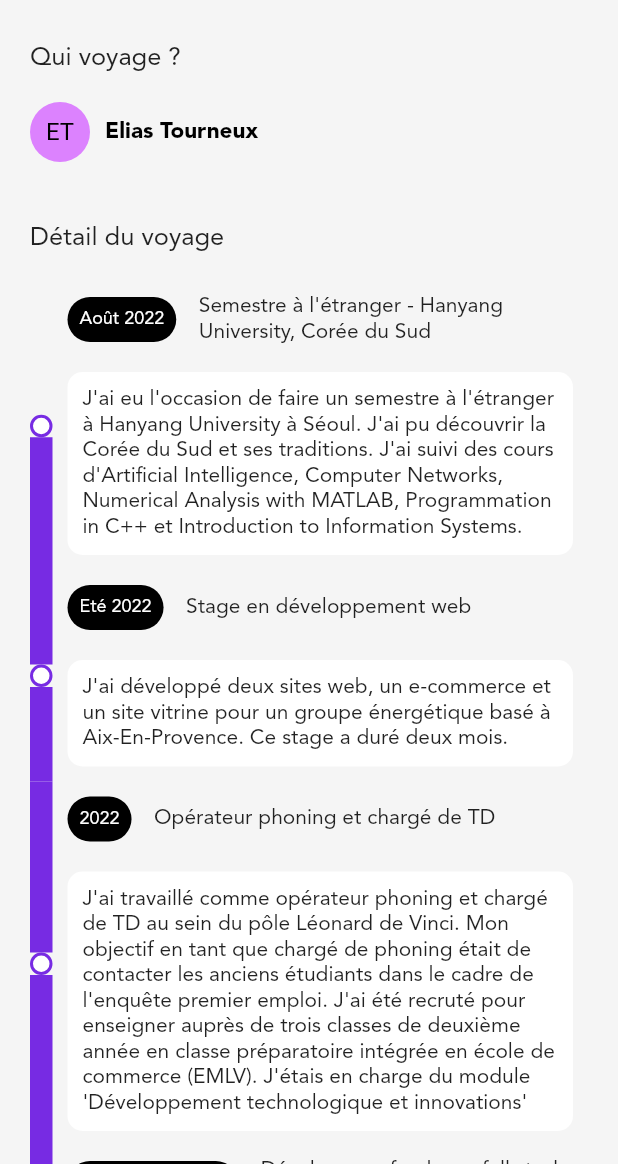
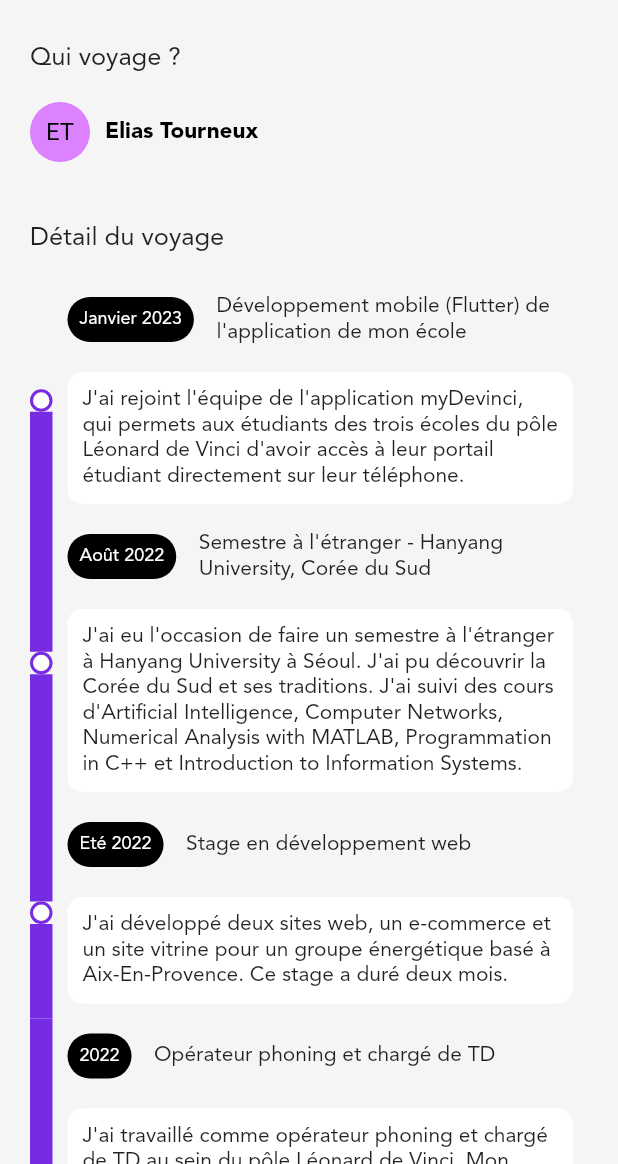
Before and after one commit to eliasto/candidature-sncfconnectandtech, a Flutter app: the MonParcours screen opened by its route, on a phone screen of 412 x 824 dp, the part 72-1236 px from its top. Run offline on Flutter 3.47's test engine with Material 2 defaults, Android fonts, the phone set to English and light mode, and no system bars; drawn by our look-alikes of timelines; our stand-ins replace device_preview, page_transition.

Commit message:
New job added

```diff
--- a/lib/views/EnRoute/motivations.dart
+++ b/lib/views/EnRoute/motivations.dart
@@ -43,7 +43,7 @@ class MyMotivations extends StatelessWidget {
                 width: double.infinity,
                 decoration: const BoxDecoration(
                     image: DecorationImage(
-                        image: AssetImage('assets/motivations.jpg'),
+                        image: AssetImage('assets/motivation.jpg'),
                         fit: BoxFit.cover)),
               ),
               const Padding(
@@ -55,7 +55,7 @@ class MyMotivations extends StatelessWidget {
               const Padding(
                   padding: EdgeInsets.symmetric(horizontal: defaultPadding),
                   child: Text(
-                      "Après avoir passé (beaucoup) de temps sur cette application, il est temps de vous expliquer mes motivations. Déjà, j'adore voyager (et surtout en train). Que ce soit pour faire mes aller-retour entre Gare de l'Est et Strasbourg, en InterRail à travers l'Europe, à bord des KTX en Corée du Sud (ce réseau existe grâce à la SNCF, incroyable !) ou encore des Shinkansen japonais, j'ai vu comment la mobilité fonctionne aux quatre coins du monde.\n\nJe veux être un acteur de la mobilité de demain, et je pense qu'il n'y a pas meilleur endroit que chez SNCF Connect & Tech pour le faire : SNCF Connect est le plus gros projet Flutter d'Europe et le plus grand site e-commerce dans ce secteur en France. Le défi s'annonce de taille !\n\nJe souhaite innover pour permettre de rendre les mobilités durables une réalité, et je pense que je peux être un acteur avec mes compétences en rejoignant votre équipe (et puis vous utilisez Next.JS/React.JS, Node.JS et Flutter, les technologies que j'utilise principalement : cela me donne encore plus envie de vous rejoindre). Je suis un jeune homme avec la tête pleine de rêves et qui ne souhaite que les réaliser.\nJe me ferais un plaisir d'avoir un entretien avec vous pour discuter plus en détail de mes motivations et de mes compétences.\n\nMerci d'avoir pris le temps d'explorer cette application,\nElias.")),
+                      "J'adore voyager (et surtout en train, j'écris ces mots dans le TGV 9570 !). Que ce soit pour faire mes aller-retour entre Gare de l'Est et Strasbourg, en InterRail à travers l'Europe, à bord des KTX en Corée du Sud (ce réseau existe grâce à la SNCF, incroyable !) ou encore des Shinkansen japonais, j'ai vu comment la mobilité fonctionne aux quatre coins du monde.\n\nJe veux être un acteur de la mobilité de demain, et je pense qu'il n'y a pas meilleur endroit que chez SNCF Connect & Tech pour le faire : SNCF Connect est le plus gros projet Flutter d'Europe et le plus grand site e-commerce dans ce secteur en France. Le défi s'annonce de taille !\n\nJe souhaite innover pour permettre de rendre les mobilités durables une réalité, et je pense que je peux être un acteur avec mes compétences en rejoignant votre équipe (et puis vous utilisez Next.JS/React.JS, Node.JS et Flutter, les technologies que j'utilise principalement : cela me donne encore plus envie de vous rejoindre). Je suis un jeune homme avec la tête pleine de rêves et qui ne souhaite que les réaliser.\nJe me ferais un plaisir d'avoir un entretien avec vous pour discuter plus en détail de mes motivations et de mes compétences.\n\nMerci d'avoir pris le temps d'explorer cette application,\nElias.")),
               const Help()
             ],
           ),
--- a/lib/views/EnRoute/parcours.dart
+++ b/lib/views/EnRoute/parcours.dart
@@ -9,6 +9,12 @@ class MonParcours extends StatelessWidget {
   @override
   Widget build(BuildContext context) {
     final data = [
+      {
+        "date": "Janvier 2023",
+        "title": "Développement mobile (Flutter) de l'application de mon école",
+        "description":
+            "J'ai rejoint l'équipe de l'application myDevinci, qui permets aux étudiants des trois écoles du pôle Léonard de Vinci d'avoir accès à leur portail étudiant directement sur leur téléphone.",
+      },
       {
         "date": "Août 2022",
         "title": "Semestre à l'étranger - Hanyang University, Corée du Sud",
--- a/pubspec.yaml
+++ b/pubspec.yaml
@@ -70,7 +70,8 @@ flutter:
     - assets/help.png
     - assets/pp.jpg
     - assets/projects/
-    - assets/motivations.jpg
+    - assets/motivation.jpg
+
   #   - images/a_dot_ham.jpeg
 
   # An image asset can refer to one or more resolution-specific "variants", see
```
Also changed, not shown: assets/motivation.jpg (added), assets/motivations.jpg (deleted).
